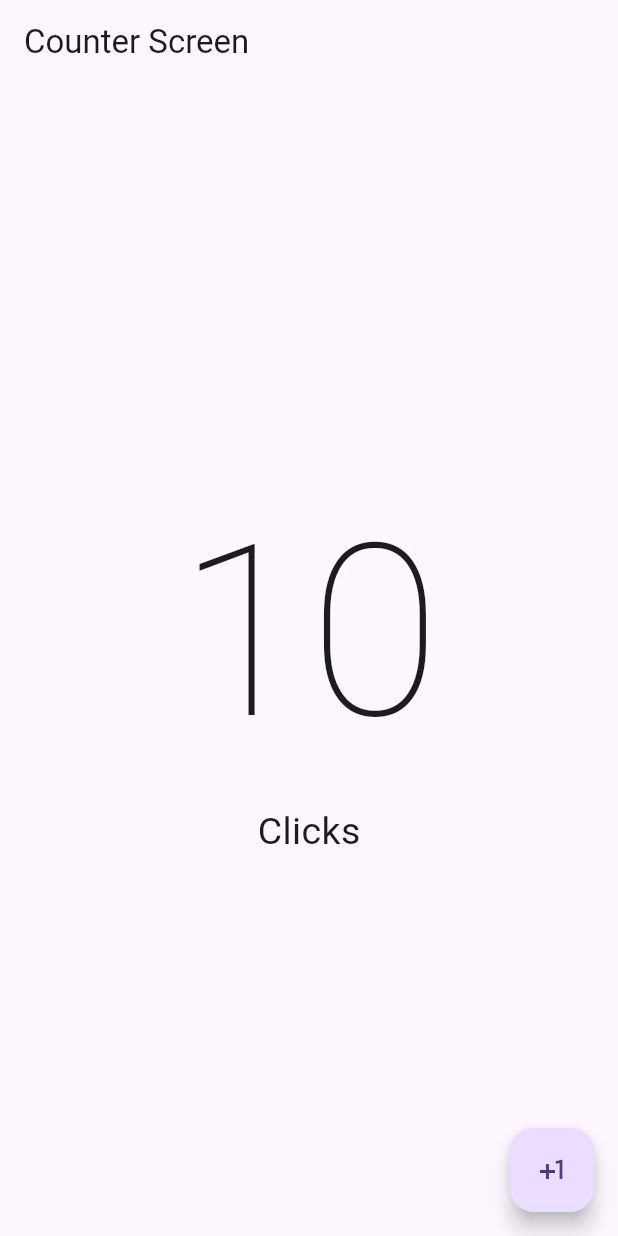
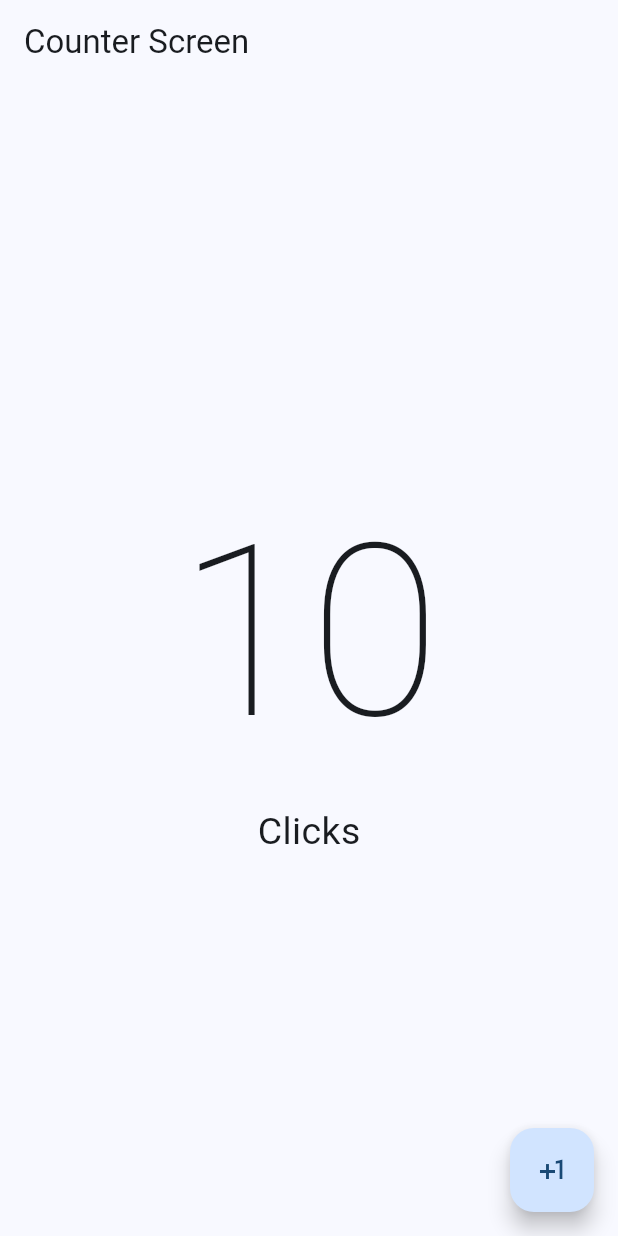
Before and after one commit to jgregoriorincon/flutter_counter, a Flutter app: the screen it shows after launch, on a phone screen of 412 x 824 dp. Run offline on Flutter 3.47's test engine with Material 3 defaults, Android fonts, the phone set to English and light mode, and no system bars.

Commit message:
Theme style

```diff
--- a/lib/main.dart
+++ b/lib/main.dart
@@ -12,6 +12,7 @@ class MyApp extends StatelessWidget {
   Widget build(BuildContext context) {
     return MaterialApp(
       debugShowCheckedModeBanner: false,
+      theme: ThemeData(colorSchemeSeed: Colors.blue),
       home: CounterScreen(),
     );
   }
```
